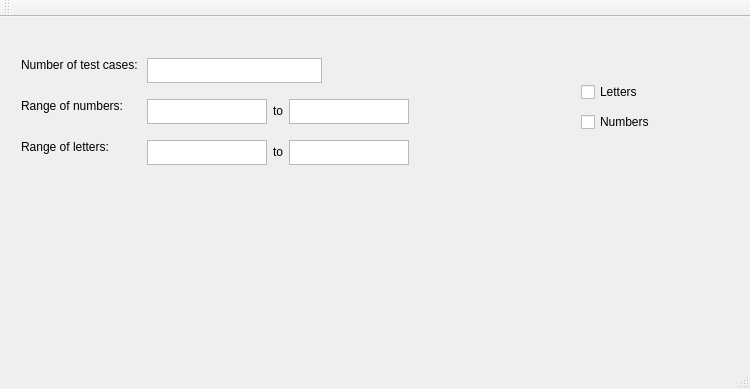
Above: mainwindow.ui from gowrusreevathsa/TestCases-Generator before the change. Below: the same form after it.
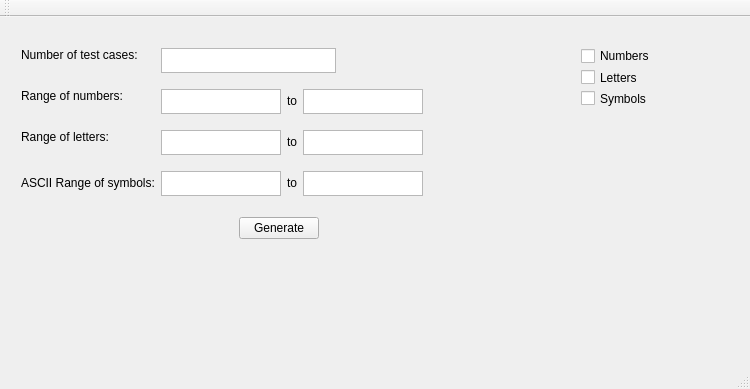
That is the form after the change.

Commit message: Design enhancements.

Diff of the .ui file:
```diff
--- a/mainwindow.ui
+++ b/mainwindow.ui
@@ -34,6 +34,9 @@
   <property name="windowTitle">
    <string>MainWindow</string>
   </property>
+  <property name="layoutDirection">
+   <enum>Qt::LeftToRight</enum>
+  </property>
   <property name="dockNestingEnabled">
    <bool>false</bool>
   </property>
@@ -45,22 +48,12 @@
     <property name="geometry">
      <rect>
       <x>570</x>
-      <y>50</y>
+      <y>20</y>
       <width>160</width>
       <height>80</height>
      </rect>
     </property>
     <layout class="QVBoxLayout" name="verticalLayout">
-     <item>
-      <widget class="QCheckBox" name="lettersCheckBox">
-       <property name="cursor">
-        <cursorShape>PointingHandCursor</cursorShape>
-       </property>
-       <property name="text">
-        <string>Letters</string>
-       </property>
-      </widget>
-     </item>
      <item>
       <widget class="QCheckBox" name="NumbersCheckBox">
        <property name="cursor">
@@ -74,20 +67,40 @@
        </property>
       </widget>
      </item>
+     <item>
+      <widget class="QCheckBox" name="lettersCheckBox">
+       <property name="cursor">
+        <cursorShape>PointingHandCursor</cursorShape>
+       </property>
+       <property name="text">
+        <string>Letters</string>
+       </property>
+      </widget>
+     </item>
+     <item>
+      <widget class="QCheckBox" name="checkBox">
+       <property name="text">
+        <string>Symbols</string>
+       </property>
+      </widget>
+     </item>
     </layout>
    </widget>
    <widget class="QWidget" name="verticalLayoutWidget_2">
     <property name="geometry">
      <rect>
       <x>10</x>
-      <y>30</y>
+      <y>20</y>
       <width>539</width>
-      <height>311</height>
+      <height>388</height>
      </rect>
     </property>
     <layout class="QVBoxLayout" name="verticalLayout_2">
      <item>
       <layout class="QFormLayout" name="formLayout">
+       <property name="sizeConstraint">
+        <enum>QLayout::SetNoConstraint</enum>
+       </property>
        <property name="verticalSpacing">
         <number>16</number>
        </property>
@@ -261,6 +274,103 @@
           </widget>
          </item>
         </layout>
+       </item>
+       <item row="3" column="0">
+        <widget class="QLabel" name="label_5">
+         <property name="text">
+          <string>ASCII Range of symbols:</string>
+         </property>
+        </widget>
+       </item>
+       <item row="3" column="1">
+        <layout class="QHBoxLayout" name="horizontalLayout_3">
+         <item>
+          <widget class="QPlainTextEdit" name="plainTextEdit_6">
+           <property name="sizePolicy">
+            <sizepolicy hsizetype="Fixed" vsizetype="Fixed">
+             <horstretch>0</horstretch>
+             <verstretch>0</verstretch>
+            </sizepolicy>
+           </property>
+           <property name="maximumSize">
+            <size>
+             <width>120</width>
+             <height>25</height>
+            </size>
+           </property>
+          </widget>
+         </item>
+         <item>
+          <widget class="QLabel" name="label_6">
+           <property name="sizePolicy">
+            <sizepolicy hsizetype="Fixed" vsizetype="Fixed">
+             <horstretch>0</horstretch>
+             <verstretch>0</verstretch>
+            </sizepolicy>
+           </property>
+           <property name="text">
+            <string>to</string>
+           </property>
+          </widget>
+         </item>
+         <item>
+          <widget class="QPlainTextEdit" name="plainTextEdit_5">
+           <property name="sizePolicy">
+            <sizepolicy hsizetype="Fixed" vsizetype="Fixed">
+             <horstretch>0</horstretch>
+             <verstretch>0</verstretch>
+            </sizepolicy>
+           </property>
+           <property name="minimumSize">
+            <size>
+             <width>1</width>
+             <height>0</height>
+            </size>
+           </property>
+           <property name="maximumSize">
+            <size>
+             <width>120</width>
+             <height>25</height>
+            </size>
+           </property>
+          </widget>
+         </item>
+        </layout>
+       </item>
+      </layout>
+     </item>
+     <item>
+      <layout class="QHBoxLayout" name="horizontalLayout_6">
+       <property name="sizeConstraint">
+        <enum>QLayout::SetDefaultConstraint</enum>
+       </property>
+       <property name="leftMargin">
+        <number>0</number>
+       </property>
+       <property name="bottomMargin">
+        <number>175</number>
+       </property>
+       <item>
+        <widget class="QPushButton" name="pushButton">
+         <property name="sizePolicy">
+          <sizepolicy hsizetype="Fixed" vsizetype="Fixed">
+           <horstretch>0</horstretch>
+           <verstretch>0</verstretch>
+          </sizepolicy>
+         </property>
+         <property name="layoutDirection">
+          <enum>Qt::LeftToRight</enum>
+         </property>
+         <property name="autoFillBackground">
+          <bool>false</bool>
+         </property>
+         <property name="text">
+          <string>Generate</string>
+         </property>
+         <property name="checkable">
+          <bool>false</bool>
+         </property>
+        </widget>
        </item>
       </layout>
      </item>
```
